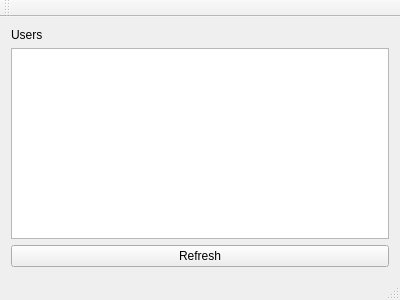
Old version of the form src/mainwindow.ui in the repository zuzuf/qtchat.
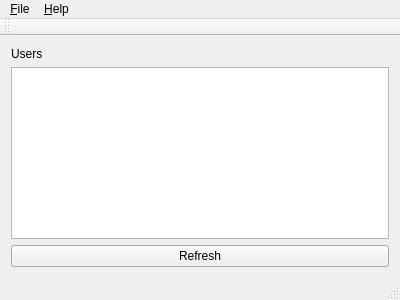
New version of the form.

Patch:
```diff
--- a/src/mainwindow.ui
+++ b/src/mainwindow.ui
@@ -40,9 +40,26 @@
      <x>0</x>
      <y>0</y>
      <width>400</width>
-     <height>23</height>
+     <height>29</height>
     </rect>
    </property>
+   <widget class="QMenu" name="menu_File">
+    <property name="title">
+     <string>&amp;File</string>
+    </property>
+    <addaction name="action_Settings"/>
+    <addaction name="separator"/>
+    <addaction name="action_Exit"/>
+   </widget>
+   <widget class="QMenu" name="menu_Help">
+    <property name="title">
+     <string>&amp;Help</string>
+    </property>
+    <addaction name="action_About_QtChat"/>
+    <addaction name="action_About_Qt"/>
+   </widget>
+   <addaction name="menu_File"/>
+   <addaction name="menu_Help"/>
   </widget>
   <widget class="QToolBar" name="mainToolBar">
    <attribute name="toolBarArea">
```
Left out of the diff: 20 changed lines with no effect on the pictures.
